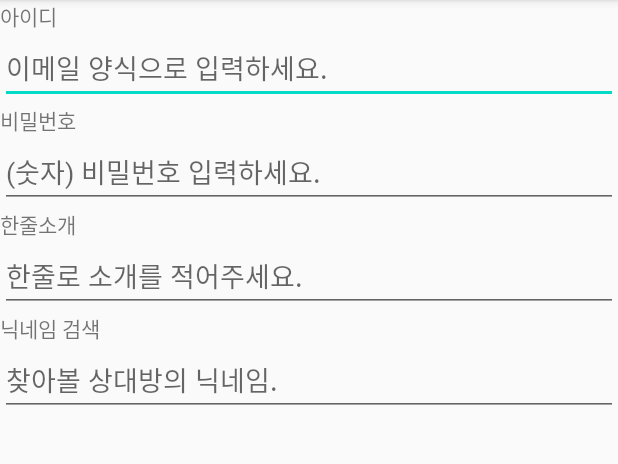
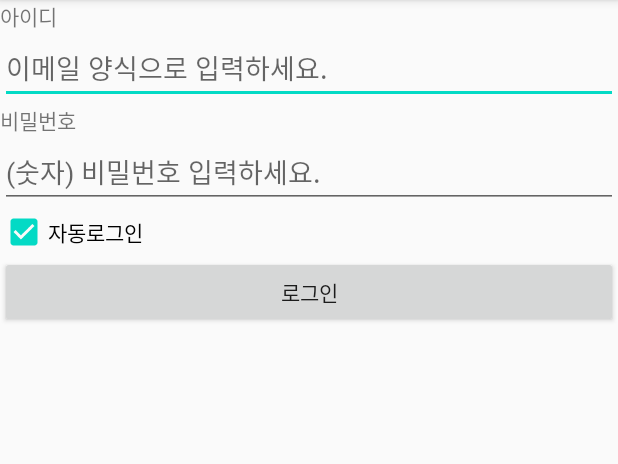
Before and after one commit to jsdev2013/UIPractices_20200526, an Android app: the screen it shows after launch (MainActivity), on a phone screen of 412 x 824 dp, the part 84-548 px from its top. Run offline under Robolectric (Android 15) with nearby library versions, the phone set to English and light mode, and no system bars.

Commit message:
checkbox 활용 예제

```diff
--- a/app/src/main/res/layout/activity_main.xml
+++ b/app/src/main/res/layout/activity_main.xml
@@ -31,28 +31,19 @@ tools:context=".MainActivity">
         android:hint="(숫자) 비밀번호 입력하세요."
         android:inputType="numberPassword"/>
 
-    <TextView
+    <CheckBox
         android:layout_width="wrap_content"
         android:layout_height="wrap_content"
-        android:text="한줄소개" />
+        android:text="자동로그인"
+        android:checked="true"/>
 
-    <EditText
+    <Button
         android:layout_width="match_parent"
         android:layout_height="wrap_content"
-        android:hint="한줄로 소개를 적어주세요."
-        android:singleLine="true"/>
+        android:text="로그인"/>
 
-    <TextView
-        android:layout_width="wrap_content"
-        android:layout_height="wrap_content"
-        android:text="닉네임 검색" />
 
-    <EditText
-        android:layout_width="match_parent"
-        android:layout_height="wrap_content"
-        android:hint="찾아볼 상대방의 닉네임."
-        android:singleLine="true"
-        android:imeOptions="actionSearch" />
+
 
 
 </LinearLayout>
```
